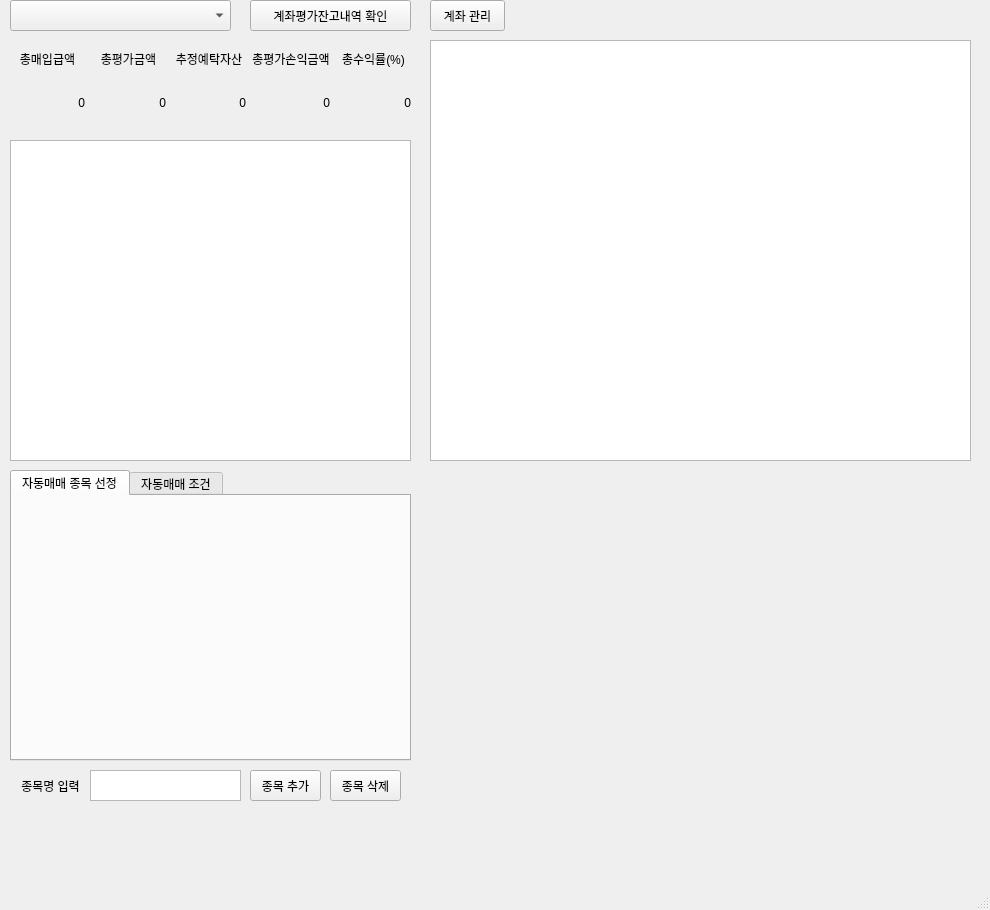
250mon/MyKiwoom, file alba_kiwoom/ALBA.ui: the form before one commit.
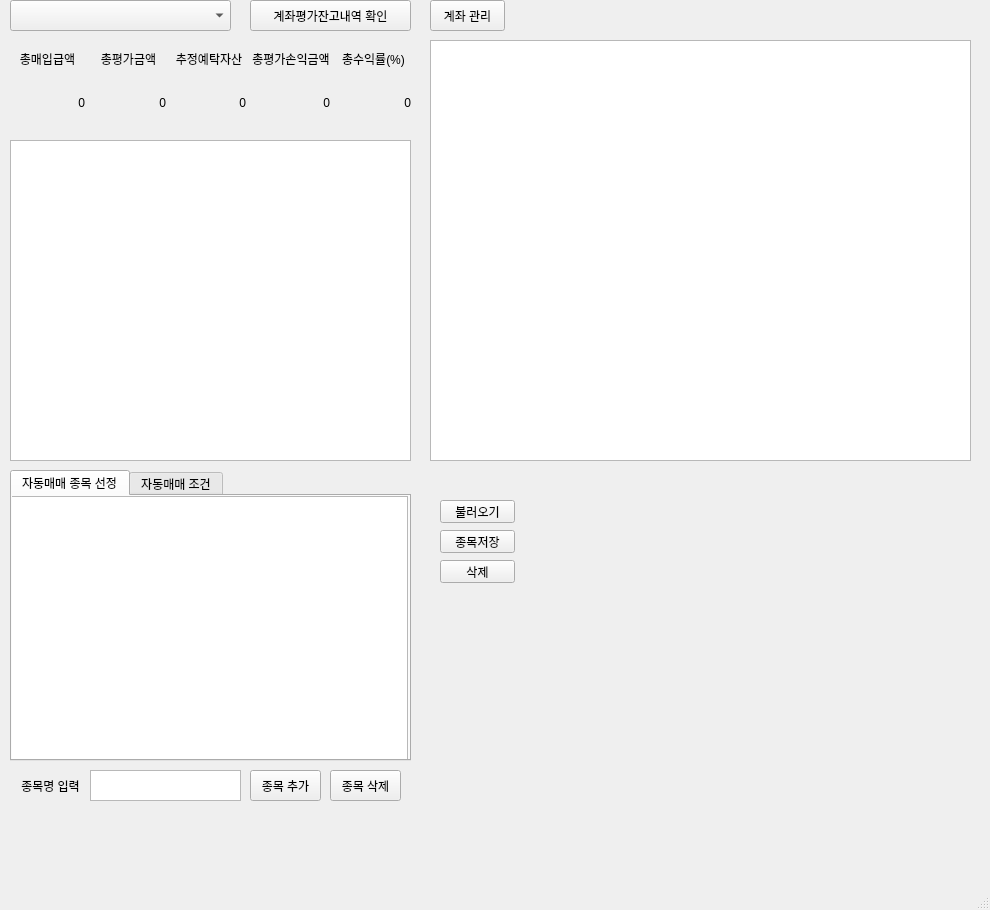
The form after the commit.

Diff of the .ui file:
```diff
--- a/alba_kiwoom/ALBA.ui
+++ b/alba_kiwoom/ALBA.ui
@@ -206,7 +206,7 @@
      </rect>
     </property>
    </widget>
-   <widget class="QTabWidget" name="buylast">
+   <widget class="QTabWidget" name="tabs">
     <property name="geometry">
      <rect>
       <x>10</x>
@@ -222,6 +222,16 @@
      <attribute name="title">
       <string>자동매매 종목 선정</string>
      </attribute>
+     <widget class="QTableWidget" name="buylast">
+      <property name="geometry">
+       <rect>
+        <x>-5</x>
+        <y>0</y>
+        <width>401</width>
+        <height>271</height>
+       </rect>
+      </property>
+     </widget>
     </widget>
     <widget class="QWidget" name="tab_2">
      <attribute name="title">
@@ -281,6 +291,45 @@
      <string>종목 삭제</string>
     </property>
    </widget>
+   <widget class="QPushButton" name="Load_Stock">
+    <property name="geometry">
+     <rect>
+      <x>440</x>
+      <y>500</y>
+      <width>75</width>
+      <height>23</height>
+     </rect>
+    </property>
+    <property name="text">
+     <string>불러오기</string>
+    </property>
+   </widget>
+   <widget class="QPushButton" name="Save_Stock">
+    <property name="geometry">
+     <rect>
+      <x>440</x>
+      <y>530</y>
+      <width>75</width>
+      <height>23</height>
+     </rect>
+    </property>
+    <property name="text">
+     <string>종목저장</string>
+    </property>
+   </widget>
+   <widget class="QPushButton" name="Del_Stock">
+    <property name="geometry">
+     <rect>
+      <x>440</x>
+      <y>560</y>
+      <width>75</width>
+      <height>23</height>
+     </rect>
+    </property>
+    <property name="text">
+     <string>삭제</string>
+    </property>
+   </widget>
   </widget>
   <widget class="QMenuBar" name="menubar">
    <property name="geometry">
```
